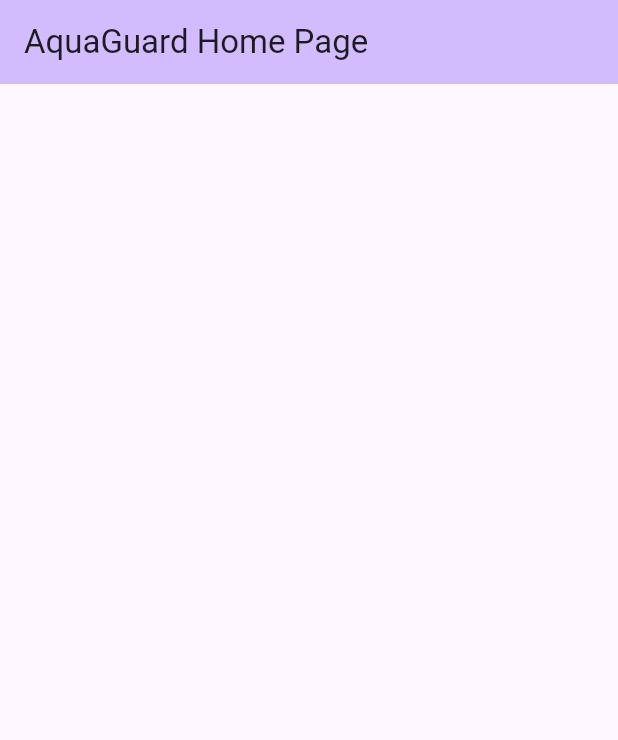
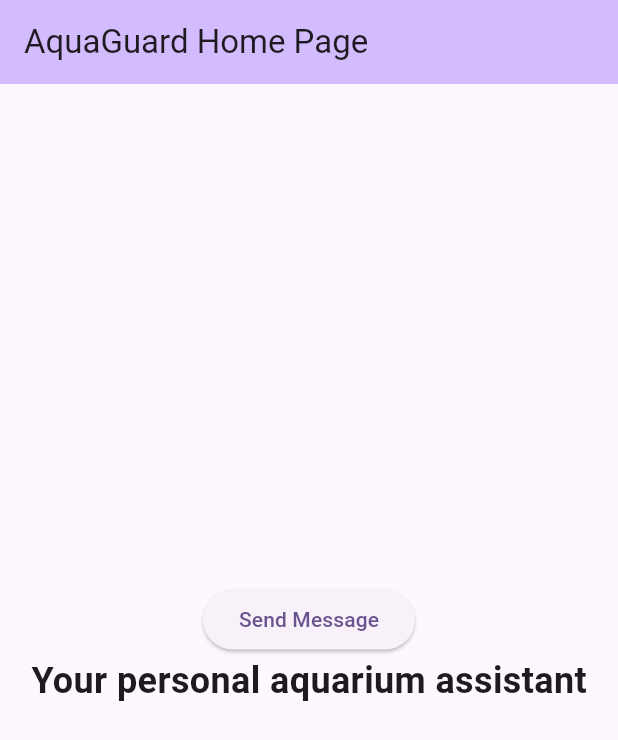
Before and after one commit to SahanEdirimanna/Aquaguard, a Flutter app: the screen it shows after launch, on a phone screen of 412 x 824 dp. Shown: the top 740 px of the screen. Run offline on Flutter 3.47's test engine with Material 3 defaults, Android fonts, the phone set to English and light mode, and no system bars; network calls fail.

Commit message:
websocket nodered and flutter

```diff
--- a/lib/main.dart
+++ b/lib/main.dart
@@ -1,6 +1,7 @@
 import 'package:flutter/material.dart';
-import 'package:http/http.dart' as http;
 import 'dart:convert'; // Add this import for JSON decoding
+import 'package:web_socket_channel/web_socket_channel.dart';
+import 'package:web_socket_channel/status.dart' as status;
 
 void main() {
   runApp(const MyApp());
@@ -32,26 +33,45 @@ class MyHomePage extends StatefulWidget {
 
 class _MyHomePageState extends State<MyHomePage> {
   Map<String, dynamic> _data = {};
+  late WebSocketChannel channel;
 
   @override
   void initState() {
     super.initState();
-    fetchData();
+    connectWebSocket();
   }
 
-  Future<void> fetchData() async {
-    final response = await http.get(Uri.parse('http://192.168.1.120:1880/data/second'));
+  void _sendMessage() {
+    final message = 'Hello from Flutter!';
+    channel.sink.add(message);
+  }
 
-    if (response.statusCode == 200) {
-      // If the server returns a 200 OK response, parse the JSON data
-      final data = jsonDecode(response.body);
-      setState(() {
-        _data = data;
-      });
-    } else {
-      // If the server did not return a 200 OK response, throw an exception
-      throw Exception('Failed to load data');
-    }
+  void connectWebSocket() {
+    channel = WebSocketChannel.connect(
+      Uri.parse('ws://192.168.1.120:1880/ws/data'), // Replace with your WebSocket URL
+    );
+
+    channel.stream.listen((message) {
+      print('Received message: $message'); // Debugging statement
+      try {
+        final data = jsonDecode(message);
+        setState(() {
+          _data = data;
+        });
+      } catch (e) {
+        print('Error decoding JSON: $e');
+      }
+    }, onError: (error) {
+      print('WebSocket error: $error');
+    }, onDone: () {
+      print('WebSocket connection closed');
+    });
+  }
+
+  @override
+  void dispose() {
+    channel.sink.close(status.goingAway);
+    super.dispose();
   }
 
   @override
@@ -66,26 +86,34 @@ class _MyHomePageState extends State<MyHomePage> {
           child: Column(
             mainAxisAlignment: MainAxisAlignment.center,
             children: <Widget>[
-              //const Text('Your personal aquarium assistant'),
+              ElevatedButton(
+                onPressed: _sendMessage,
+                child: Text('Send Message'),
+              ),
+              const Text(
+                'Your personal aquarium assistant',
+                style: TextStyle(fontSize: 24, fontWeight: FontWeight.bold),
+              ),
+              const SizedBox(height: 20),
               if (_data.isNotEmpty) ...[
-                Text('Weather: ${_data['weather']}'),
-                Text('Detail: ${_data['detail']}'),
-                Text('Icon: ${_data['icon']}'),
-                Text('Temperature (K): ${_data['tempk']}'),
-                Text('Temperature (C): ${_data['tempc']}'),
-                Text('Max Temperature (C): ${_data['temp_maxc']}'),
-                Text('Min Temperature (C): ${_data['temp_minc']}'),
-                Text('Humidity: ${_data['humidity']}'),
-                Text('Pressure: ${_data['pressure']}'),
-                Text('Max Temperature (K): ${_data['maxtemp']}'),
-                Text('Min Temperature (K): ${_data['mintemp']}'),
-                Text('Wind Speed: ${_data['windspeed']}'),
-                Text('Wind Direction: ${_data['winddirection']}'),
-                Text('Location: ${_data['location']}'),
-                Text('Sunrise: ${DateTime.fromMillisecondsSinceEpoch(_data['sunrise'] * 1000)}'),
-                Text('Sunset: ${DateTime.fromMillisecondsSinceEpoch(_data['sunset'] * 1000)}'),
-                Text('Clouds: ${_data['clouds']}'),
-                Text('Description: ${_data['description']}'),
+                buildDataCard('Location', _data['location']),
+                buildDataCard('Weather', _data['weather']),
+                buildDataCard('Detail', _data['detail']),
+                buildDataCard('Icon', _data['icon']),
+                buildDataCard('Temperature (K)', _data['tempk']),
+                buildDataCard('Temperature (C)', _data['tempc']),
+                buildDataCard('Max Temperature (C)', _data['temp_maxc']),
+                buildDataCard('Min Temperature (C)', _data['temp_minc']),
+                buildDataCard('Humidity', _data['humidity']),
+                buildDataCard('Pressure', _data['pressure']),
+                buildDataCard('Max Temperature (K)', _data['maxtemp']),
+                buildDataCard('Min Temperature (K)', _data['mintemp']),
+                buildDataCard('Wind Speed', _data['windspeed']),
+                buildDataCard('Wind Direction', _data['winddirection']),
+                buildDataCard('Sunrise', DateTime.fromMillisecondsSinceEpoch(_data['sunrise'] * 1000).toString()),
+                buildDataCard('Sunset', DateTime.fromMillisecondsSinceEpoch(_data['sunset'] * 1000).toString()),
+                buildDataCard('Clouds', _data['clouds']),
+                buildDataCard('Description', _data['description']),
               ],
             ],
           ),
@@ -93,4 +121,14 @@ class _MyHomePageState extends State<MyHomePage> {
       ),
     );
   }
+
+  Widget buildDataCard(String title, dynamic value) {
+    return Card(
+      margin: const EdgeInsets.symmetric(vertical: 10, horizontal: 20),
+      child: ListTile(
+        title: Text(title, style: const TextStyle(fontWeight: FontWeight.bold)),
+        subtitle: Text(value.toString()),
+      ),
+    );
+  }
 }
```
